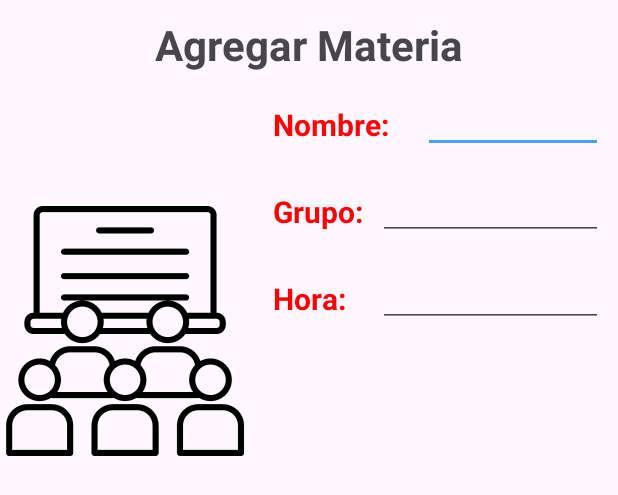
After one commit to JC1902/Revision-App, an Android app: the layout alerta_agregar_materia.xml on its own in the app's theme, with its tools: preview values and no code run, on a phone screen of 412 x 824 dp. The commit adds this screen. Shown: the top 495 px of the screen. Run offline under Robolectric (Android 15) with nearby library versions, the phone set to English and light mode, and no system bars.

Commit message:
Primer alert

```diff
--- a/app/src/main/java/mx/edu/itlalaguna/proyectofinal/MainActivity.java
+++ b/app/src/main/java/mx/edu/itlalaguna/proyectofinal/MainActivity.java
@@ -2,11 +2,13 @@ package mx.edu.itlalaguna.proyectofinal;
 
 import androidx.annotation.NonNull;
 import androidx.annotation.Nullable;
+import androidx.appcompat.app.AlertDialog;
 import androidx.appcompat.app.AppCompatActivity;
 import androidx.appcompat.widget.Toolbar;
 
 
 import android.content.Context;
+import android.content.DialogInterface;
 import android.content.Intent;
 import android.os.Bundle;
 import android.view.LayoutInflater;
@@ -17,6 +19,7 @@ import android.view.View;
 import android.view.ViewGroup;
 import android.widget.AdapterView;
 import android.widget.ArrayAdapter;
+import android.widget.EditText;
 import android.widget.ListView;
 import android.widget.TextView;
 import android.widget.Toast;
@@ -61,9 +64,42 @@ public class MainActivity extends AppCompatActivity {
             public void onItemClick(AdapterView<?> parent, View view, int position, long id) {
                 // ---- Aqui iria el dirrecionamiento a la materia ----
                 Toast.makeText(MainActivity.this, "Ir a Materia : "+materias[ position ], Toast.LENGTH_SHORT).show();
+
             }
         });
 
+    }
+
+    public void agregarMateria ( View v ) {
+        View alertaAgregarMateria = getLayoutInflater().inflate( R.layout.alerta_agregar_materia, null );
+
+        TextView txvTitulo = alertaAgregarMateria.findViewById( R.id.txvTitulo );
+        TextView txvLabNombre = alertaAgregarMateria.findViewById( R.id.txvLabNombre );
+        TextView txvLabGrupo = alertaAgregarMateria.findViewById( R.id.txvLabGrupo );
+        TextView txvLabHora = alertaAgregarMateria.findViewById( R.id.txvLabHora );
+
+        EditText txvNombre = ( EditText ) alertaAgregarMateria.findViewById( R.id.txvNombreMateria );
+        EditText txvGrupo = alertaAgregarMateria.findViewById( R.id.txvGrupoMateria );
+        EditText txvHora = alertaAgregarMateria.findViewById( R.id.txvHoraMateria );
+
+        AlertDialog.Builder builder = new AlertDialog.Builder( this );
+
+        builder.setView(alertaAgregarMateria)
+                .setIcon( R.drawable.itl )
+                .setPositiveButton("Guardar", new DialogInterface.OnClickListener() {
+                    @Override
+                    public void onClick(DialogInterface dialog, int which) {
+                        Toast.makeText( MainActivity.this,
+                                        "Materia Agregada",
+                                        Toast.LENGTH_LONG ).show();
+                    }
+                })
+                .setNegativeButton("Cancelar", new DialogInterface.OnClickListener() {
+                    @Override
+                    public void onClick(DialogInterface dialog, int which) {
+                        dialog.dismiss();
+                    }
+                }).create().show();
     }
 
     @Override
@@ -96,6 +132,7 @@ public class MainActivity extends AppCompatActivity {
     public void fabAgregarMaterias ( View v ) {
         //  ---- Aqui va el direccionamienta a nueva materia ----
         Toast.makeText(this, "Crear materia", Toast.LENGTH_SHORT).show();
+        agregarMateria( v );
     }
 
     // clase adaptador ... Le falta agregar un filter para que funcione el SearchView
--- /dev/null
+++ b/app/src/main/res/layout/alerta_agregar_alumno.xml
@@ -0,0 +1,6 @@
+<?xml version="1.0" encoding="utf-8"?>
+<androidx.constraintlayout.widget.ConstraintLayout xmlns:android="http://schemas.android.com/apk/res/android"
+    android:layout_width="match_parent"
+    android:layout_height="match_parent">
+
+</androidx.constraintlayout.widget.ConstraintLayout>
--- /dev/null
+++ b/app/src/main/res/layout/alerta_agregar_materia.xml
@@ -0,0 +1,128 @@
+<?xml version="1.0" encoding="utf-8"?>
+<LinearLayout xmlns:android="http://schemas.android.com/apk/res/android"
+    android:layout_width="match_parent"
+    android:layout_height="match_parent"
+    android:gravity="center_horizontal"
+    android:orientation="vertical">
+
+    <TextView
+        android:id="@+id/txvTitulo"
+        android:layout_width="wrap_content"
+        android:layout_height="wrap_content"
+        android:layout_marginTop="5dp"
+        android:padding="5dp"
+        android:text="Agregar Materia"
+        android:textSize="28sp"
+        android:textStyle="bold" />
+
+    <LinearLayout
+        android:layout_width="match_parent"
+        android:layout_height="wrap_content"
+        android:orientation="horizontal">
+
+        <LinearLayout
+            android:layout_width="wrap_content"
+            android:layout_height="match_parent"
+            android:gravity="center"
+            android:orientation="vertical">
+
+            <ImageView
+                android:id="@+id/imgAddMateria"
+                android:layout_width="250px"
+                android:layout_height="500px"
+                android:src="@drawable/agregar_materia" />
+        </LinearLayout>
+
+        <LinearLayout
+            android:layout_width="match_parent"
+            android:layout_height="match_parent"
+            android:orientation="vertical">
+
+            <LinearLayout
+                android:layout_width="match_parent"
+                android:layout_height="wrap_content"
+                android:orientation="horizontal"
+                android:padding="10dp">
+
+                <TextView
+                    android:id="@+id/txvLabNombre"
+                    android:layout_width="316dp"
+                    android:layout_height="wrap_content"
+                    android:layout_weight="2"
+                    android:padding="5dp"
+                    android:text="Nombre:"
+                    android:textColor="#FF0404"
+                    android:textSize="20sp"
+                    android:textStyle="bold" />
+
+                <EditText
+                    android:id="@+id/txvNombreMateria"
+                    android:layout_width="match_parent"
+                    android:layout_height="wrap_content"
+                    android:layout_weight="1"
+                    android:ems="10"
+                    android:inputType="text"
+                    android:padding="5dp"
+                    android:textSize="20sp" />
+            </LinearLayout>
+
+            <LinearLayout
+                android:layout_width="match_parent"
+                android:layout_height="wrap_content"
+                android:orientation="horizontal"
+                android:padding="10dp">
+
+                <TextView
+                    android:id="@+id/txvLabGrupo"
+                    android:layout_width="match_parent"
+                    android:layout_height="wrap_content"
+                    android:layout_weight="2"
+                    android:padding="5dp"
+                    android:text="Grupo:"
+                    android:textColor="#FF0000"
+                    android:textSize="20sp"
+                    android:textStyle="bold" />
+
+                <EditText
+                    android:id="@+id/txvGrupoMateria"
+                    android:layout_width="match_parent"
+                    android:layout_height="wrap_content"
+                    android:layout_weight="1"
+                    android:ems="10"
+                    android:inputType="text"
+                    android:padding="5dp"
+                    android:textSize="20sp" />
+            </LinearLayout>
+
+            <LinearLayout
+                android:layout_width="match_parent"
+                android:layout_height="wrap_content"
+                android:orientation="horizontal"
+                android:padding="10dp">
+
+                <TextView
+                    android:id="@+id/txvLabHora"
+                    android:layout_width="match_parent"
+                    android:layout_height="wrap_content"
+                    android:layout_weight="2"
+                    android:padding="5dp"
+                    android:text="Hora:"
+                    android:textColor="#FF0000"
+                    android:textSize="20sp"
+                    android:textStyle="bold" />
+
+                <EditText
+                    android:id="@+id/txvHoraMateria"
+                    android:layout_width="match_parent"
+                    android:layout_height="wrap_content"
+                    android:layout_weight="1"
+                    android:ems="10"
+                    android:inputType="text"
+                    android:padding="5dp"
+                    android:textSize="20sp" />
+            </LinearLayout>
+
+        </LinearLayout>
+    </LinearLayout>
+
+</LinearLayout>
--- /dev/null
+++ b/app/src/main/res/layout/alerta_agregar_tarea.xml
@@ -0,0 +1,17 @@
+<?xml version="1.0" encoding="utf-8"?>
+<LinearLayout xmlns:android="http://schemas.android.com/apk/res/android"
+    android:layout_width="match_parent"
+    android:layout_height="match_parent"
+    android:gravity="center_horizontal"
+    android:orientation="vertical">
+
+    <TextView
+        android:id="@+id/txvTitulo"
+        android:layout_width="wrap_content"
+        android:layout_height="wrap_content"
+        android:layout_marginTop="5dp"
+        android:padding="5dp"
+        android:text="Agregar Materia"
+        android:textSize="20sp"
+        android:textStyle="bold" />
+</LinearLayout>
```
Also changed, not shown: app/src/main/res/drawable/agregar_materia.png (added).
